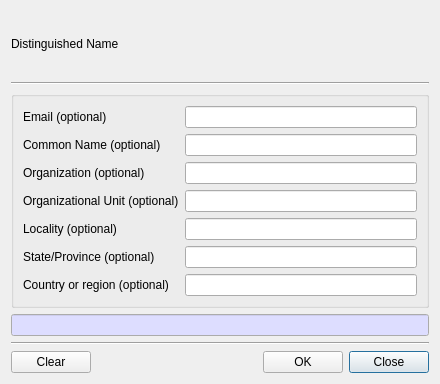
Above: CertMan/make_dn_dlg.ui from jykim74/CertMan before the change. Below: the same form after it.
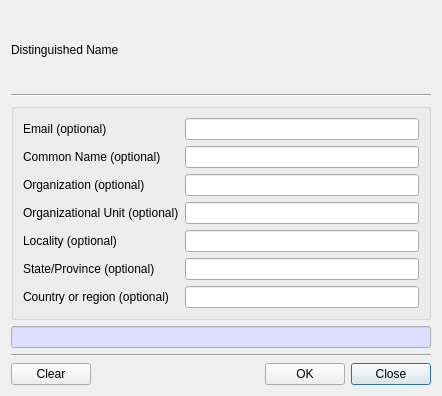
That is the form after the change.

Patch:
```diff
--- a/CertMan/make_dn_dlg.ui
+++ b/CertMan/make_dn_dlg.ui
@@ -6,8 +6,8 @@
    <rect>
     <x>0</x>
     <y>0</y>
-    <width>440</width>
-    <height>384</height>
+    <width>442</width>
+    <height>396</height>
    </rect>
   </property>
   <property name="windowTitle">
@@ -34,6 +34,18 @@
       <string/>
      </property>
      <layout class="QVBoxLayout" name="verticalLayout_2">
+      <property name="leftMargin">
+       <number>9</number>
+      </property>
+      <property name="topMargin">
+       <number>9</number>
+      </property>
+      <property name="rightMargin">
+       <number>9</number>
+      </property>
+      <property name="bottomMargin">
+       <number>9</number>
+      </property>
       <item>
        <layout class="QGridLayout" name="gridLayout_2">
         <item row="7" column="1">
```
